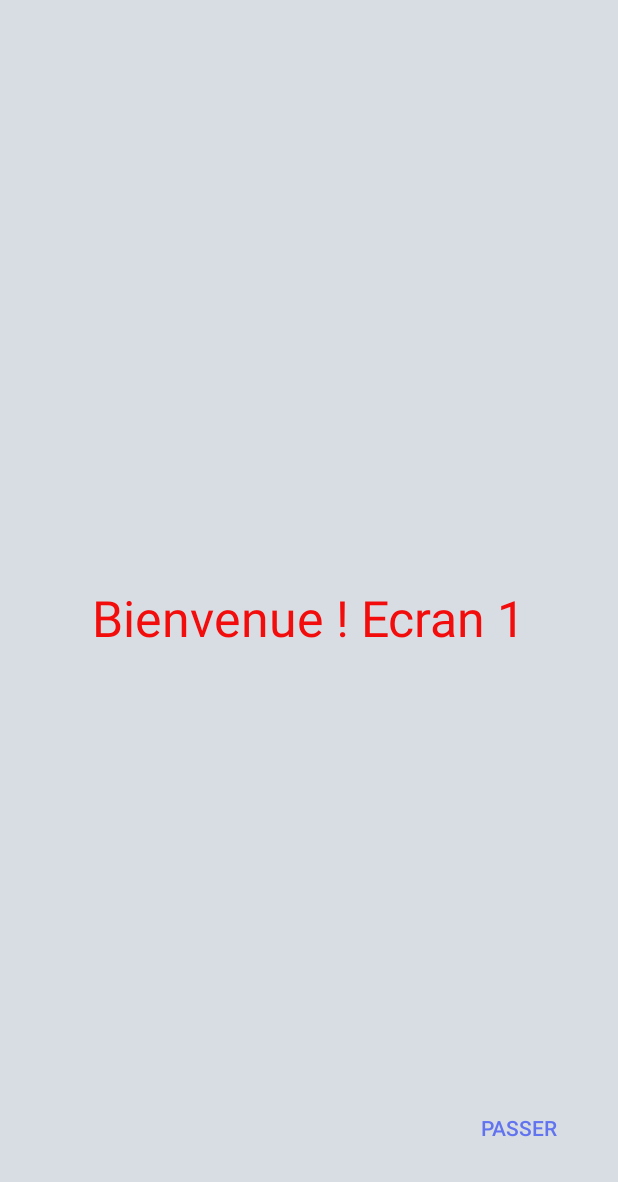
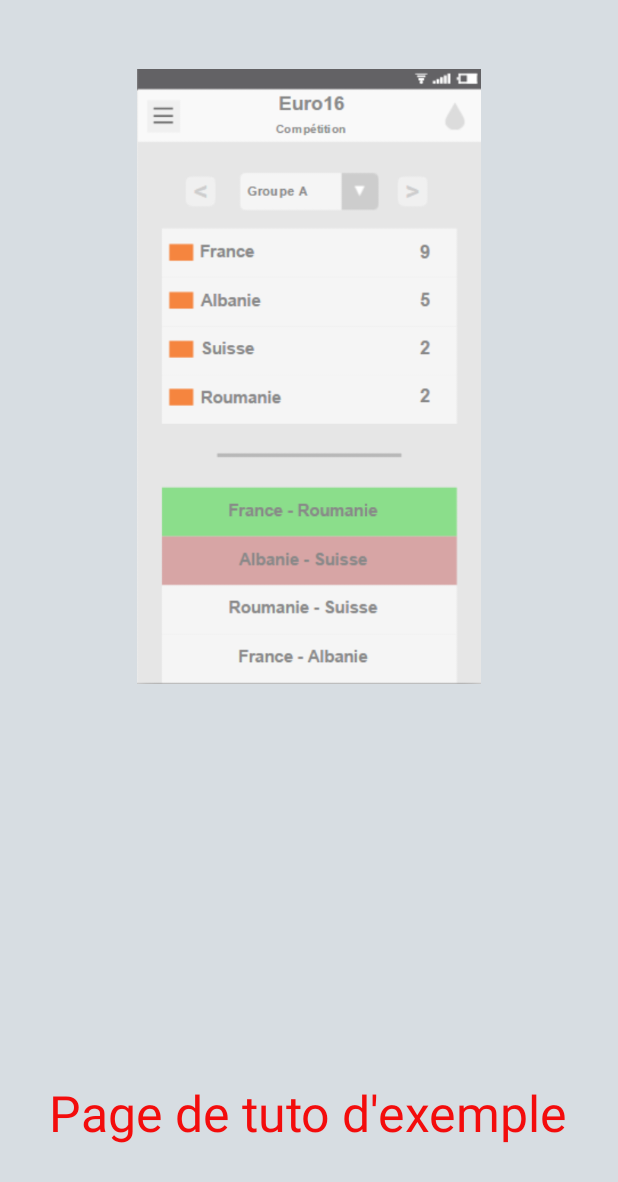
Before and after one commit to guillaumeRot/Euro16, an Android app: the TutorielActivity screen opened directly, with no data from a screen before it, on a phone screen of 412 x 824 dp. Shown: the top 1182 px of the screen. Run offline under Robolectric (Android 15) with nearby library versions, the phone set to English and light mode, and no system bars; libraries missing offline, so code that uses them is left out: com.viewpagerindicator; plain views replace CirclePageIndicator; 2 statements that could not run were skipped.

Commit message:
Menu droite dans "compétition"

```diff
--- a/app/src/main/java/com/euro16/Activity/TutorielActivity.java
+++ b/app/src/main/java/com/euro16/Activity/TutorielActivity.java
@@ -13,7 +13,6 @@ import android.view.MenuItem;
 import android.view.View;
 import android.view.ViewGroup;
 import android.widget.Button;
-import android.widget.TextView;
 
 import com.euro16.R;
 import com.viewpagerindicator.CirclePageIndicator;
@@ -112,8 +111,6 @@ public class TutorielActivity extends AppCompatActivity {
         public View onCreateView(LayoutInflater inflater, ViewGroup container,
                                  Bundle savedInstanceState) {
             View rootView = inflater.inflate(R.layout.fragment_tutoriel, container, false);
-            TextView textView = (TextView) rootView.findViewById(R.id.section_label);
-            textView.setText(getString(R.string.section_format, getArguments().getInt(ARG_SECTION_NUMBER)));
             return rootView;
         }
     }
--- a/app/src/main/res/layout/activity_tutoriel.xml
+++ b/app/src/main/res/layout/activity_tutoriel.xml
@@ -6,7 +6,8 @@
     android:layout_width="match_parent"
     android:layout_height="match_parent"
     android:fitsSystemWindows="true"
-    tools:context=".Activity.TutorielActivity">
+    tools:context=".Activity.TutorielActivity"
+    android:gravity="center">
 
     <android.support.v4.view.ViewPager
         android:id="@+id/container"
@@ -32,11 +33,10 @@
         android:layout_height="wrap_content"
         android:text="Passer"
         android:id="@+id/button"
-        android:layout_marginBottom="48dp"
         android:textColor="#6273f0"
         android:background="#00ffffff"
-        android:layout_marginEnd="40dp"
-        android:layout_alignParentBottom="true"
+        android:textSize="11dp"
+        android:layout_alignBottom="@+id/indicator"
         android:layout_alignParentEnd="true" />
 
 </RelativeLayout>
--- a/app/src/main/res/layout/fragment_tutoriel.xml
+++ b/app/src/main/res/layout/fragment_tutoriel.xml
@@ -9,14 +9,24 @@
     tools:context=".Activity.TutorielActivity$PlaceholderFragment"
     android:background="@color/grey">
 
+    <ImageView
+        android:layout_width="wrap_content"
+        android:layout_height="410dp"
+        android:src="@drawable/screen5"
+        android:layout_alignParentTop="true"
+        android:layout_alignParentEnd="true"
+        android:layout_alignParentStart="true"
+        android:layout_marginTop="30dp" />
+
     <TextView
         android:id="@+id/section_label"
         android:layout_width="wrap_content"
         android:layout_height="wrap_content"
-        android:text="Tuto"
+        android:text="Page de tuto d&apos;exemple"
         android:textColor="#f30c0c"
         android:textSize="50px"
-        android:layout_centerVertical="true"
+        android:layout_marginBottom="44dp"
+        android:layout_alignParentBottom="true"
         android:layout_centerHorizontal="true" />
 
 </RelativeLayout>
--- a/app/src/main/res/menu/left_menu.xml
+++ b/app/src/main/res/menu/right_menu.xml
@@ -2,8 +2,9 @@
 <menu xmlns:android="http://schemas.android.com/apk/res/android"
     xmlns:app="http://schemas.android.com/apk/res-auto">
     <item
-        android:id="@+id/action_settings"
+        android:id="@+id/action_right_menu"
         android:orderInCategory="100"
         android:title="@string/action_settings"
-        app:showAsAction="never" />
+        android:icon="@drawable/trophy"
+        app:showAsAction="always" />
 </menu>
```
Also changed, not shown: app/src/main/AndroidManifest.xml (+12 -6 lines), app/src/main/java/com/euro16/Activity/ChoixMondeActivity.java (+18 -0 lines), app/src/main/java/com/euro16/Activity/MainPageActivity.java (+11 -4 lines), app/src/main/res/layout/activity_choix_monde.xml (+8 -8 lines), app/src/main/res/layout/activity_main_page.xml (+10 -1 lines), app/src/main/res/values/strings.xml (+4 -3 lines), app/src/main/res/drawable/screen5.png (added), app/src/main/res/drawable/trophy.png (added), app/src/main/res/mipmap-hdpi/ic_launcher.png, app/src/main/res/mipmap-mdpi/ic_launcher.png, app/src/main/res/mipmap-xhdpi/ic_launcher.png, app/src/main/res/mipmap-xxhdpi/ic_launcher.png, app/src/main/res/mipmap-xxxhdpi/ic_launcher.png.
